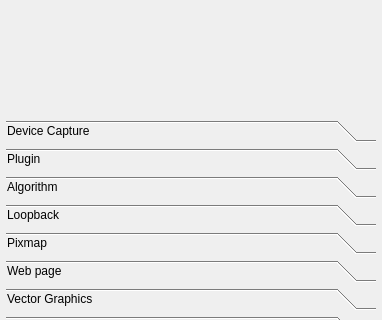
Before: the Qt Designer form src/NewSourceDialog.ui in markus-wa/glmixer-mirror, drawn with Qt 5; both pictures show x 0 to 382 and y 202 to 522 of the 382 by 611 pixel window.
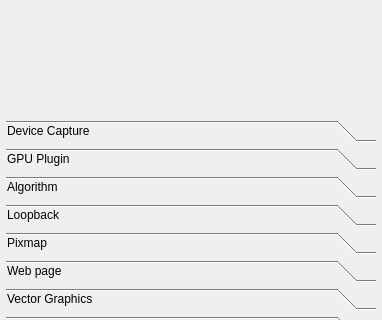
After: the same form once the commit is applied. Icons and pictures are not drawn.

Commit message: Reference all plugin (FreeFrame & Shadertoy) as GPU Plugin in GUI, labels and icons.

What changed in the file:
```diff
--- a/src/NewSourceDialog.ui
+++ b/src/NewSourceDialog.ui
@@ -249,7 +249,7 @@
         <normaloff>:/glmixer/icons/plugin-source.png</normaloff>:/glmixer/icons/plugin-source.png</iconset>
       </attribute>
       <attribute name="label">
-       <string>Plugin</string>
+       <string>GPU Plugin</string>
       </attribute>
       <layout class="QHBoxLayout" name="horizontalLayout">
        <property name="leftMargin">
```
Left out of the diff: 216 changed lines with no effect on the pictures. The commit also changes 9 other files.
